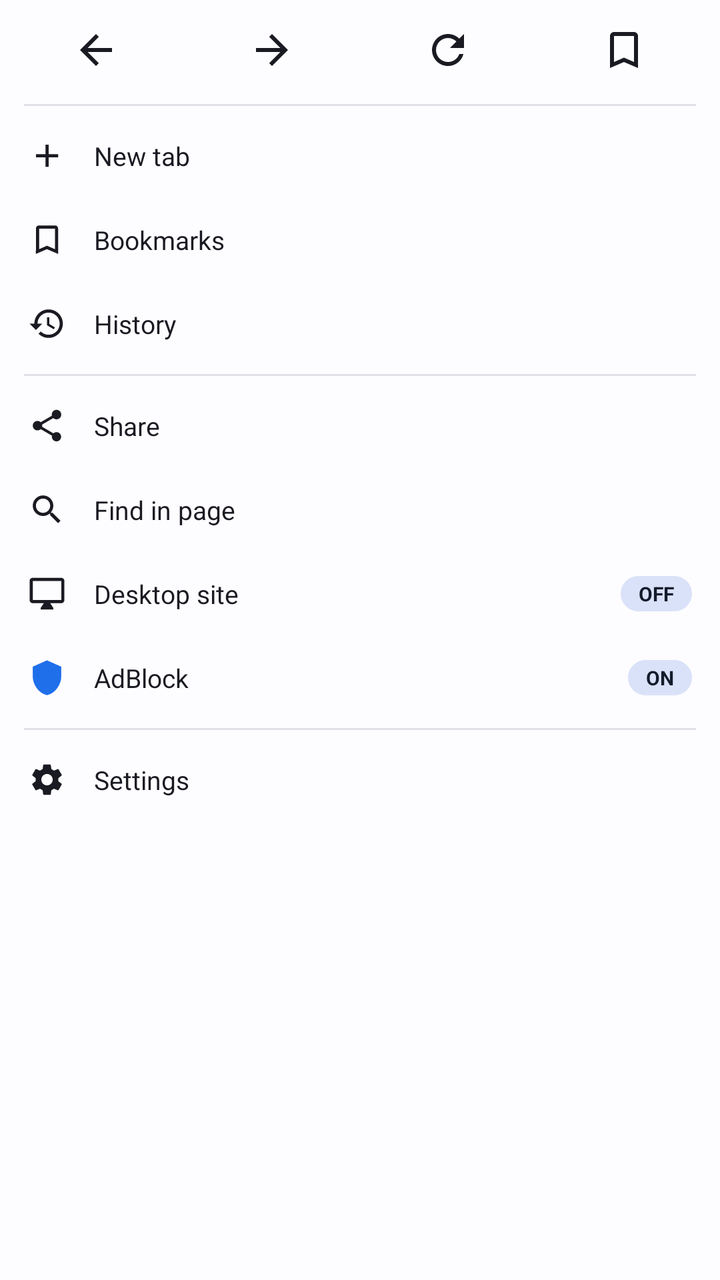
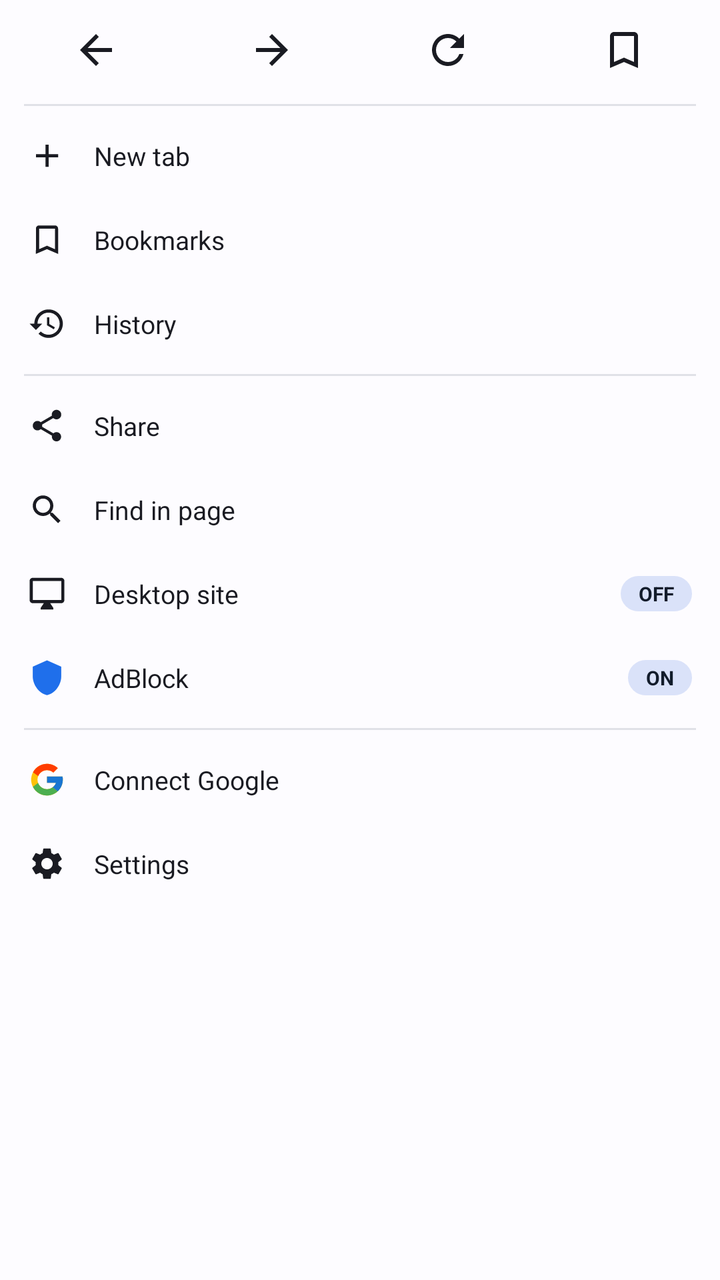

Screens rendered from an Android XML layout before and after an edit, with the pre-edit source and the edit as a unified diff.
<!-- AndroidManifest.xml: application theme Theme.UpgridBrowser -->
<!-- res/layout/app_menu_popup.xml -->
<?xml version="1.0" encoding="utf-8"?>
<androidx.core.widget.NestedScrollView xmlns:android="http://schemas.android.com/apk/res/android"
    xmlns:tools="http://schemas.android.com/tools"
    android:layout_width="match_parent"
    android:layout_height="wrap_content"
    android:fillViewport="false">

    <LinearLayout
        android:layout_width="match_parent"
        android:layout_height="wrap_content"
        android:orientation="vertical"
        android:paddingTop="4dp"
        android:paddingBottom="4dp">

        

        <LinearLayout
            android:layout_width="match_parent"
            android:layout_height="wrap_content"
            android:orientation="horizontal"
            android:paddingStart="4dp"
            android:paddingEnd="4dp"
            android:paddingBottom="2dp">

            <ImageButton
                android:id="@+id/quickBack"
                style="@style/Widget.UpgridBrowser.MenuQuickAction"
                android:contentDescription="@string/nav_back"
                android:src="@drawable/ic_arrow_back" />

            <ImageButton
                android:id="@+id/quickForward"
                style="@style/Widget.UpgridBrowser.MenuQuickAction"
                android:contentDescription="@string/nav_forward"
                android:src="@drawable/ic_arrow_forward" />

            <ImageButton
                android:id="@+id/quickReload"
                style="@style/Widget.UpgridBrowser.MenuQuickAction"
                android:contentDescription="@string/menu_refresh"
                android:src="@drawable/ic_refresh" />

            
            <ImageButton
                android:id="@+id/quickBookmark"
                style="@style/Widget.UpgridBrowser.MenuQuickAction"
                android:contentDescription="@string/menu_bookmark_add"
                android:src="@drawable/ic_bookmark" />
        </LinearLayout>

        <View style="@style/Widget.UpgridBrowser.MenuDivider" />

        

        <LinearLayout
            android:id="@+id/rowNewTab"
            style="@style/Widget.UpgridBrowser.MenuRow">
            <ImageView
                style="@style/Widget.UpgridBrowser.MenuRowIcon"
                android:contentDescription="@null"
                android:src="@drawable/ic_add" />
            <TextView
                style="@style/Widget.UpgridBrowser.MenuRowLabel"
                android:text="@string/menu_new_tab" />
        </LinearLayout>

        <LinearLayout
            android:id="@+id/rowBookmarks"
            style="@style/Widget.UpgridBrowser.MenuRow">
            <ImageView
                style="@style/Widget.UpgridBrowser.MenuRowIcon"
                android:contentDescription="@null"
                android:src="@drawable/ic_bookmark" />
            <TextView
                style="@style/Widget.UpgridBrowser.MenuRowLabel"
                android:text="@string/menu_bookmarks" />
        </LinearLayout>

        <LinearLayout
            android:id="@+id/rowHistory"
            style="@style/Widget.UpgridBrowser.MenuRow">
            <ImageView
                style="@style/Widget.UpgridBrowser.MenuRowIcon"
                android:contentDescription="@null"
                android:src="@drawable/ic_history" />
            <TextView
                style="@style/Widget.UpgridBrowser.MenuRowLabel"
                android:text="@string/menu_history" />
        </LinearLayout>

        <View style="@style/Widget.UpgridBrowser.MenuDivider" />

        

        <LinearLayout
            android:id="@+id/rowShare"
            style="@style/Widget.UpgridBrowser.MenuRow">
            <ImageView
                style="@style/Widget.UpgridBrowser.MenuRowIcon"
                android:contentDescription="@null"
                android:src="@drawable/ic_share" />
            <TextView
                style="@style/Widget.UpgridBrowser.MenuRowLabel"
                android:text="@string/menu_share" />
        </LinearLayout>

        <LinearLayout
            android:id="@+id/rowFindInPage"
            style="@style/Widget.UpgridBrowser.MenuRow">
            <ImageView
                style="@style/Widget.UpgridBrowser.MenuRowIcon"
                android:contentDescription="@null"
                android:src="@drawable/ic_find" />
            <TextView
                style="@style/Widget.UpgridBrowser.MenuRowLabel"
                android:text="@string/menu_find_in_page" />
        </LinearLayout>

        
        <LinearLayout
            android:id="@+id/rowDesktopSite"
            style="@style/Widget.UpgridBrowser.MenuRow">
            <ImageView
                style="@style/Widget.UpgridBrowser.MenuRowIcon"
                android:contentDescription="@null"
                android:src="@drawable/ic_desktop" />
            <TextView
                style="@style/Widget.UpgridBrowser.MenuRowLabel"
                android:text="@string/menu_desktop_site" />
            <TextView
                android:id="@+id/desktopSiteState"
                style="@style/Widget.UpgridBrowser.MenuPill"
                android:text="@string/menu_adblock_state_off" />
        </LinearLayout>

        
        <LinearLayout
            android:id="@+id/rowAdblock"
            style="@style/Widget.UpgridBrowser.MenuRow">
            <ImageView
                android:id="@+id/adblockIcon"
                style="@style/Widget.UpgridBrowser.MenuRowIcon"
                android:contentDescription="@null"
                android:src="@drawable/ic_shield"
                android:tint="?attr/colorPrimary" />
            <TextView
                style="@style/Widget.UpgridBrowser.MenuRowLabel"
                android:text="@string/menu_adblock" />
            <TextView
                android:id="@+id/adblockState"
                style="@style/Widget.UpgridBrowser.MenuPill"
                android:text="@string/menu_adblock_state_on" />
        </LinearLayout>

        <View style="@style/Widget.UpgridBrowser.MenuDivider" />

        

        <LinearLayout
            android:id="@+id/rowSettings"
            style="@style/Widget.UpgridBrowser.MenuRow">
            <ImageView
                style="@style/Widget.UpgridBrowser.MenuRowIcon"
                android:contentDescription="@null"
                android:src="@drawable/ic_settings" />
            <TextView
                style="@style/Widget.UpgridBrowser.MenuRowLabel"
                android:text="@string/menu_settings" />
            <TextView
                android:id="@+id/syncBadge"
                style="@style/Widget.UpgridBrowser.MenuPill"
                android:visibility="gone"
                android:text="@string/menu_sync_badge"
                tools:visibility="visible" />
        </LinearLayout>
    </LinearLayout>
</androidx.core.widget.NestedScrollView>
<!-- resources referenced by this layout -->
<resources>
  <string name="menu_adblock">AdBlock</string>
  <string name="menu_adblock_state_off">OFF</string>
  <string name="menu_adblock_state_on">ON</string>
  <string name="menu_bookmark_add">Add bookmark</string>
  <string name="menu_bookmarks">Bookmarks</string>
  <string name="menu_desktop_site">Desktop site</string>
  <string name="menu_find_in_page">Find in page</string>
  <string name="menu_history">History</string>
  <string name="menu_new_tab">New tab</string>
  <string name="menu_refresh">Reload</string>
  <string name="menu_settings">Settings</string>
  <string name="menu_share">Share</string>
  <string name="menu_sync_badge" translatable="false">SYNC</string>
  <string name="nav_back">Back</string>
  <string name="nav_forward">Forward</string>
  <color name="md_primary_light">#1F6FEB</color>
  <color name="md_on_primary_light">#FFFFFF</color>
  <color name="md_primary_container_light">#DCE7FF</color>
  <color name="md_on_primary_container_light">#001A45</color>
  <color name="md_secondary_light">#555F71</color>
  <color name="md_on_secondary_light">#FFFFFF</color>
  <color name="md_secondary_container_light">#DAE2F9</color>
  <color name="md_on_secondary_container_light">#121C2B</color>
  <color name="md_tertiary_light">#705575</color>
  <color name="md_on_tertiary_light">#FFFFFF</color>
  <color name="md_tertiary_container_light">#FAD8FD</color>
  <color name="md_on_tertiary_container_light">#28132E</color>
  <color name="md_error_light">#BA1A1A</color>
  <color name="md_on_error_light">#FFFFFF</color>
  <color name="md_error_container_light">#FFDAD6</color>
  <color name="md_on_error_container_light">#410002</color>
  <color name="md_background_light">#FDFCFF</color>
  <color name="md_on_background_light">#1A1B22</color>
  <color name="md_surface_light">#FDFCFF</color>
  <color name="md_on_surface_light">#1A1B22</color>
  <color name="md_surface_variant_light">#E1E2EC</color>
  <color name="md_on_surface_variant_light">#44464F</color>
  <color name="md_surface_container_light">#F2F3F9</color>
  <color name="md_surface_container_high_light">#ECEDF3</color>
  <color name="md_surface_container_highest_light">#E5E7EE</color>
  <color name="md_outline_light">#74777F</color>
  <color name="md_outline_variant_light">#C4C6CF</color>
  <style name="Theme.UpgridBrowser.BottomSheet" parent="ThemeOverlay.Material3.BottomSheetDialog">
          <item name="bottomSheetStyle">@style/Widget.UpgridBrowser.BottomSheet</item>
      </style>
  <!-- unchanged entries left out for length: 21 -->
</resources>

<!-- the commit's change to res/layout/app_menu_popup.xml (unified diff, before → after) -->
@@ -156,6 +156,30 @@
 
         
 
+        
+        <LinearLayout
+            android:id="@+id/rowAccount"
+            style="@style/Widget.UpgridBrowser.MenuRow">
+            
+            <ImageView
+                android:layout_width="19dp"
+                android:layout_height="19dp"
+                android:contentDescription="@null"
+                android:src="@drawable/ic_google" />
+            <TextView
+                android:id="@+id/accountLabel"
+                style="@style/Widget.UpgridBrowser.MenuRowLabel"
+                android:maxLines="1"
+                android:ellipsize="middle"
+                android:text="@string/menu_account_connect" />
+            <TextView
+                android:id="@+id/accountState"
+                style="@style/Widget.UpgridBrowser.MenuPill"
+                android:visibility="gone"
+                android:text="@string/menu_sync_badge"
+                tools:visibility="visible" />
+        </LinearLayout>
+
         <LinearLayout
             android:id="@+id/rowSettings"
             style="@style/Widget.UpgridBrowser.MenuRow">
@@ -166,12 +190,6 @@
             <TextView
                 style="@style/Widget.UpgridBrowser.MenuRowLabel"
                 android:text="@string/menu_settings" />
-            <TextView
-                android:id="@+id/syncBadge"
-                style="@style/Widget.UpgridBrowser.MenuPill"
-                android:visibility="gone"
-                android:text="@string/menu_sync_badge"
-                tools:visibility="visible" />
         </LinearLayout>
     </LinearLayout>
 </androidx.core.widget.NestedScrollView>
<!-- resource entries referenced after the edit -->
@@ -1,5 +1,25 @@
 <!-- resources referenced by this layout -->
 <resources>
+  <!-- drawable ic_google (drawable) -->
+  <vector xmlns:android="http://schemas.android.com/apk/res/android"
+      android:width="24dp"
+      android:height="24dp"
+      android:viewportWidth="48"
+      android:viewportHeight="48">
+      <path
+          android:fillColor="#FFFFC107"
+          android:pathData="M43.611,20.083H42V20H24v8h11.303c-1.649,4.657 -6.08,8 -11.303,8c-6.627,0 -12,-5.373 -12,-12s5.373,-12 12,-12c3.059,0 5.842,1.154 7.961,3.039l5.657,-5.657C34.046,6.053 29.268,4 24,4C12.955,4 4,12.955 4,24s8.955,20 20,20s20,-8.955 20,-20C44,22.659 43.862,21.35 43.611,20.083z" />
+      <path
+          android:fillColor="#FFFF3D00"
+          android:pathData="M6.306,14.691l6.571,4.819C14.655,15.108 18.961,12 24,12c3.059,0 5.842,1.154 7.961,3.039l5.657,-5.657C34.046,6.053 29.268,4 24,4C16.318,4 9.656,8.337 6.306,14.691z" />
+      <path
+          android:fillColor="#FF4CAF50"
+          android:pathData="M24,44c5.166,0 9.86,-1.977 13.409,-5.192l-6.19,-5.238C29.211,35.091 26.715,36 24,36c-5.202,0 -9.619,-3.317 -11.283,-7.946l-6.522,5.025C9.505,39.556 16.227,44 24,44z" />
+      <path
+          android:fillColor="#FF1976D2"
+          android:pathData="M43.611,20.083H42V20H24v8h11.303c-0.792,2.237 -2.231,4.166 -4.087,5.571c0.001,-0.001 0.002,-0.001 0.003,-0.002l6.19,5.238C36.971,39.205 44,34 44,24C44,22.659 43.862,21.35 43.611,20.083z" />
+  </vector>
+  <string name="menu_account_connect">Connect Google</string>
   <string name="menu_adblock">AdBlock</string>
   <string name="menu_adblock_state_off">OFF</string>
   <string name="menu_adblock_state_on">ON</string>
